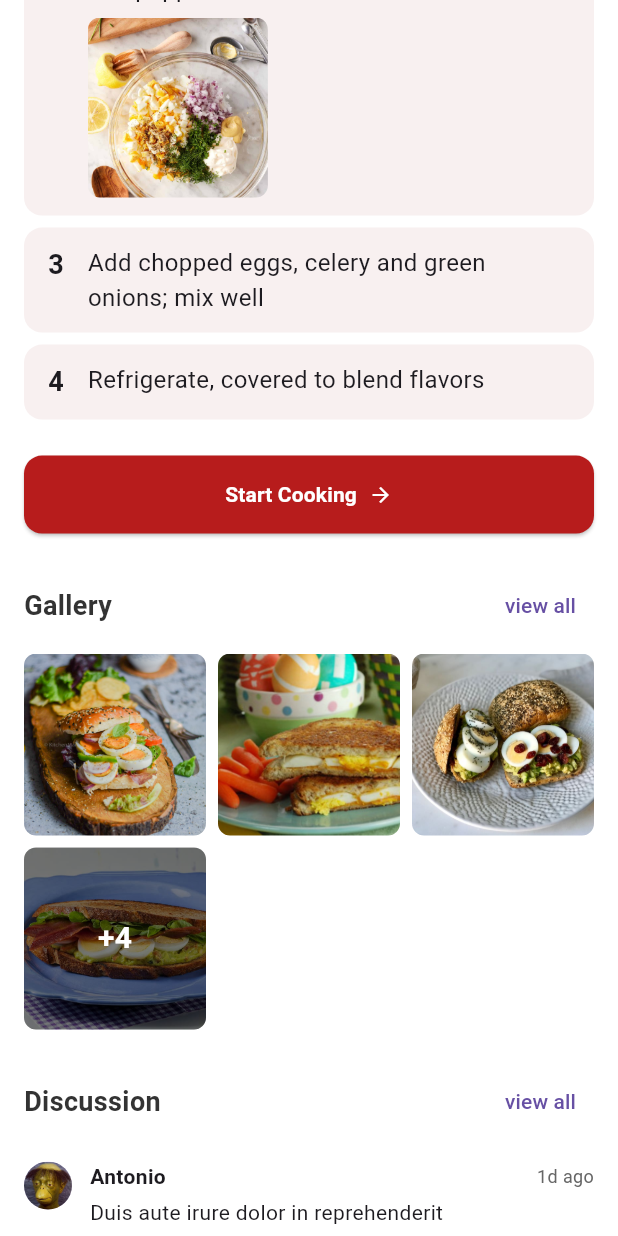
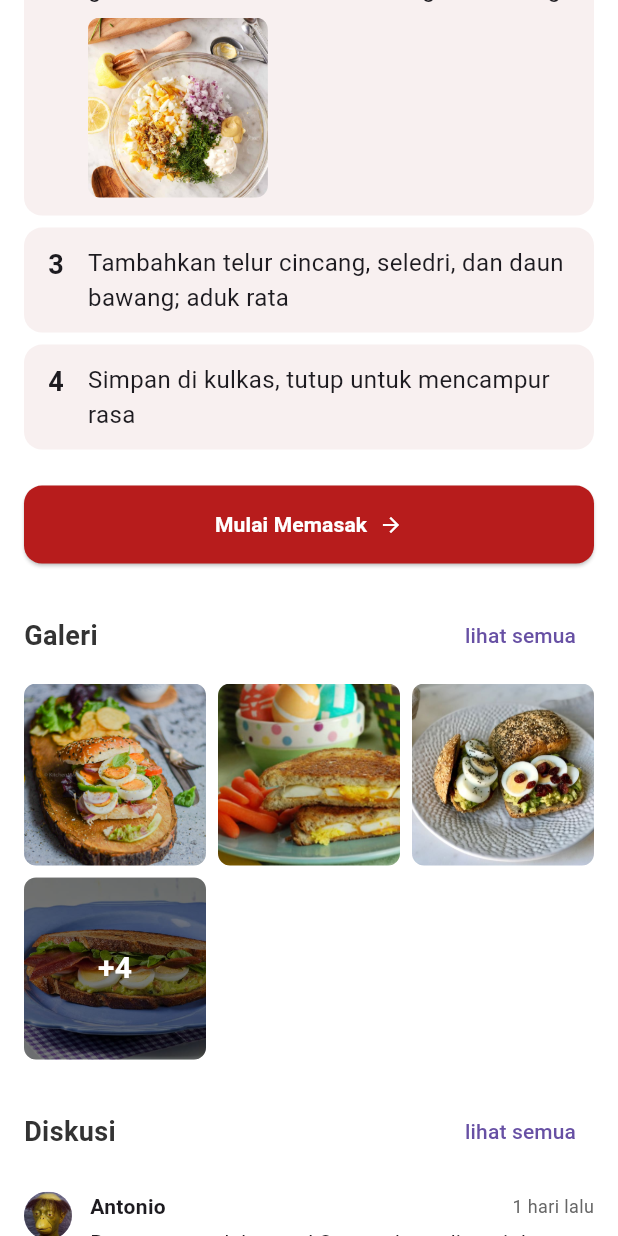
Before and after one commit to Ilyessin12/heartbite_tubesprovis, a Flutter app: the RecipeDetailScreen screen opened by its route, scrolled down 1152 dp, on a phone screen of 412 x 824 dp. Run offline on Flutter 3.47's test engine with Material 3 defaults, Android fonts, the phone set to English and light mode, and no system bars.

Commit message:
Detail resep: Translate indo, multiple fixes aing lupa

```diff
--- a/lib/recipe_detail/models/comment.dart
+++ b/lib/recipe_detail/models/comment.dart
@@ -16,4 +16,40 @@ class Comment {
     this.isLiked = false,
     required this.likeCount,
   });
+
+  // Factory constructor untuk user membuat komen baru
+  factory Comment.create({
+    required String text,
+    String userName = "Anda",
+    String userImageUrl = "assets/images/avatars/avatar1.jpg",
+  }) {
+    return Comment(
+      id: DateTime.now().millisecondsSinceEpoch.toString(),
+      userName: userName,
+      userImageUrl: userImageUrl,
+      text: text,
+      timeAgo: "Baru saja",
+      likeCount: 0,
+    );
+  }
+
+  Comment copyWith({
+    String? id,
+    String? userName,
+    String? userImageUrl,
+    String? text,
+    String? timeAgo,
+    bool? isLiked,
+    int? likeCount,
+  }) {
+    return Comment(
+      id: id ?? this.id,
+      userName: userName ?? this.userName,
+      userImageUrl: userImageUrl ?? this.userImageUrl,
+      text: text ?? this.text,
+      timeAgo: timeAgo ?? this.timeAgo,
+      isLiked: isLiked ?? this.isLiked,
+      likeCount: likeCount ?? this.likeCount,
+    );
+  }
 }
--- a/lib/recipe_detail/recipe_detail.dart
+++ b/lib/recipe_detail/recipe_detail.dart
@@ -8,7 +8,7 @@ import 'models/comment.dart';
 Recipe getSampleRecipe() {
   return Recipe(
     id: '1',
-    title: 'Sandwich with boiled egg',
+    title: 'Sandwich dengan telur rebus',
     imageUrl: 'assets/images/recipes/sandwich1.jpg',
     rating: 4.5,
     reviewCount: 128,
@@ -20,46 +20,46 @@ Recipe getSampleRecipe() {
     ingredients: [
       Ingredient(
         order: 1,
-        name: 'Eggs',
+        name: 'Telur',
         amount: '250',
         unit: 'g',
       ),
       Ingredient(
         order: 2,
-        name: 'Bread',
+        name: 'Roti',
         amount: '2',
-        unit: 'slices',
+        unit: 'potong',
       ),
       Ingredient(
         order: 3,
-        name: 'Mayonnaise',
+        name: 'Mayones',
         amount: '2',
-        unit: 'tbsp',
+        unit: 'sdm',
       ),
       Ingredient(
         order: 4,
-        name: 'Lettuce',
+        name: 'Selada',
         amount: '1',
-        unit: 'leaf',
+        unit: 'lembar',
       ),
     ],
     directions: [
       Direction(
         order: 1,
-        description: 'Chop eggs',
+        description: 'Potong telur menjadi kecil-kecil',
       ),
       Direction(
         order: 2,
-        description: 'Mix mayonnaise, lemon juice, mustard, salt, and pepper in medium bowl',
+        description: 'Campurkan mayones, jus lemon, mustard, garam, dan merica dalam mangkuk sedang',
         imageUrl: 'assets/images/ingredients/mixing_bowl.jpg',
       ),
       Direction(
         order: 3,
-        description: 'Add chopped eggs, celery and green onions; mix well',
+        description: 'Tambahkan telur cincang, seledri, dan daun bawang; aduk rata',
       ),
       Direction(
         order: 4,
-        description: 'Refrigerate, covered to blend flavors',
+        description: 'Simpan di kulkas, tutup untuk mencampur rasa',
       ),
     ],
     galleryImages: [
@@ -77,48 +77,48 @@ Recipe getSampleRecipe() {
         id: '1',
         userName: 'Antonio',
         userImageUrl: 'assets/images/avatars/avatar5.jpg',
-        text: 'Duis aute irure dolor in reprehenderit',
-        timeAgo: '1d ago',
+        text: 'Resepnya enak banget! Saya coba tadi pagi dan keluarga suka. Makasih ya!',
+        timeAgo: '1 hari lalu',
         likeCount: 32,
       ),
       Comment(
         id: '2',
         userName: 'Melanie Rose',
         userImageUrl: 'assets/images/avatars/avatar1.jpg',
-        text: 'Lorem ipsum dolor sit amet, consectetur adipiscing elit sed do',
-        timeAgo: '2h ago',
+        text: 'Saya ganti mayones dengan yogurt dan rasanya tetap enak. Lebih sehat juga!',
+        timeAgo: '2 jam lalu',
         likeCount: 424,
       ),
       Comment(
         id: '3',
         userName: 'Jonathan Jose',
         userImageUrl: 'assets/images/avatars/avatar2.jpg',
-        text: 'Excepteur sint occaecat cupidatat non proident, sunt',
-        timeAgo: '5h ago',
+        text: 'Boleh tambah sedikit paprika untuk rasa yang lebih segar. Rekomendasi!',
+        timeAgo: '5 jam lalu',
         likeCount: 25,
       ),
       Comment(
         id: '4',
         userName: 'Nicky',
         userImageUrl: 'assets/images/avatars/avatar3.jpg',
-        text: 'nisi ut aliquip ex ea commodo consequat',
-        timeAgo: '1d ago',
+        text: 'Anak-anak suka banget. Mereka minta dibuatkan lagi besok pagi.',
+        timeAgo: '1 hari lalu',
         likeCount: 142,
       ),
       Comment(
         id: '5',
         userName: 'Moon Star',
         userImageUrl: 'assets/images/avatars/avatar4.jpg',
-        text: 'quis nostrud exercitation ullamco laboris nisi ut aliquip ex ea',
-        timeAgo: '2d ago',
+        text: 'Saya coba tambahkan sedikit alpukat, jadi lebih creamy. Cobain deh!',
+        timeAgo: '2 hari lalu',
         likeCount: 82,
       ),
       Comment(
         id: '6',
         userName: 'Melanie',
         userImageUrl: 'assets/images/avatars/avatar5.jpg',
-        text: 'dolor in reprehenderit in voluptate velit esse cillum dolore eu',
-        timeAgo: '3d ago',
+        text: 'Ini jadi sarapan favorit saya sekarang. Simple dan enak!',
+        timeAgo: '3 hari lalu',
         likeCount: 86,
       ),
     ],
--- a/lib/recipe_detail/screens/bookmark_modal.dart
+++ b/lib/recipe_detail/screens/bookmark_modal.dart
@@ -8,9 +8,9 @@ class BookmarkModal extends StatefulWidget {
   final Function(String) onSave;
 
   const BookmarkModal({
-    super.key,
+    Key? key,
     required this.onSave,
-  });
+  }) : super(key: key);
 
   @override
   State<BookmarkModal> createState() => _BookmarkModalState();
@@ -23,13 +23,13 @@ class _BookmarkModalState extends State<BookmarkModal> {
   final List<Cookbook> cookbooks = [
     Cookbook(
       id: '1',
-      name: 'Delicious Cake',
+      name: 'Kue Lezat',
       imageUrl: 'assets/images/cookbooks/cake.jpg',
       recipeCount: 23,
     ),
     Cookbook(
       id: '2',
-      name: 'Chicken Spirit',
+      name: 'Masakan Ayam',
       imageUrl: 'assets/images/cookbooks/chicken.jpg',
       recipeCount: 12,
     ),
@@ -48,12 +48,12 @@ class _BookmarkModalState extends State<BookmarkModal> {
         crossAxisAlignment: CrossAxisAlignment.start,
         children: [
           const Text(
-            "Add to Cookbook",
+            "Tambahkan ke Buku Resep",
             style: AppTextStyles.heading,
           ),
           const SizedBox(height: 8),
           const Text(
-            "add this recipe to your cookbook",
+            "tambahkan resep ini ke buku resep Anda",
             style: AppTextStyles.caption,
           ),
           const SizedBox(height: 16),
@@ -129,7 +129,7 @@ class _BookmarkModalState extends State<BookmarkModal> {
                     onPressed: selectedCookbookId != null
                         ? () => widget.onSave(selectedCookbookId!)
                         : null,
-                    child: const Text("Save"),
+                    child: const Text("Simpan"),
                   ),
                 ),
               ),
--- a/lib/recipe_detail/screens/gallery_screen.dart
+++ b/lib/recipe_detail/screens/gallery_screen.dart
@@ -6,10 +6,10 @@ class GalleryScreen extends StatefulWidget {
   final int initialIndex;
 
   const GalleryScreen({
-    super.key,
+    Key? key,
     required this.images,
     this.initialIndex = 0,
-  });
+  }) : super(key: key);
 
   @override
   State<GalleryScreen> createState() => _GalleryScreenState();
@@ -84,7 +84,7 @@ class _GalleryScreenState extends State<GalleryScreen> {
                       ),
                     ),
                     Text(
-                      "Gallery",
+                      "Galeri",
                       style: AppTextStyles.heading.copyWith(color: Colors.white),
                     ),
                     const SizedBox(width: 40), // For balance
--- a/lib/recipe_detail/screens/recipe_detail_screen.dart
+++ b/lib/recipe_detail/screens/recipe_detail_screen.dart
@@ -18,9 +18,9 @@ class RecipeDetailScreen extends StatefulWidget {
   final Recipe recipe;
 
   const RecipeDetailScreen({
-    super.key,
+    Key? key,
     required this.recipe,
-  });
+  }) : super(key: key);
 
   @override
   State<RecipeDetailScreen> createState() => _RecipeDetailScreenState();
@@ -29,6 +29,31 @@ class RecipeDetailScreen extends StatefulWidget {
 class _RecipeDetailScreenState extends State<RecipeDetailScreen> {
   bool isFavorite = false;
   bool isBookmarked = false;
+  final TextEditingController _commentController = TextEditingController();
+  late List<Comment> _comments;
+
+  @override
+  void initState() {
+    super.initState();
+    // Create a deep copy of the comments to avoid modifying the original list
+    _comments = widget.recipe.comments.map((comment) => comment.copyWith()).toList();
+  }
+
+  void _addComment(String text) {
+    if (text.trim().isEmpty) return;
+
+    setState(() {
+      // Add new comment at the beginning of the list with 0 likes
+      _comments.insert(0, Comment.create(text: text));
+    });
+    _commentController.clear();
+  }
+
+  @override
+  void dispose() {
+    _commentController.dispose();
+    super.dispose();
+  }
 
   @override
   Widget build(BuildContext context) {
@@ -83,7 +108,15 @@ class _RecipeDetailScreenState extends State<RecipeDetailScreen> {
                         const SizedBox(width: 8),
                         GestureDetector(
                           onTap: () {
+                            if (isBookmarked) {
+                              // If already bookmarked, remove bookmark
+                              setState(() {
+                                isBookmarked = false;
+                              });
+                            } else {
+                              // If not bookmarked, show modal
                               _showBookmarkModal(context);
+                            }
                           },
                           child: Container(
                             width: 40,
@@ -121,16 +154,16 @@ class _RecipeDetailScreenState extends State<RecipeDetailScreen> {
                       child: Row(
                         mainAxisAlignment: MainAxisAlignment.spaceEvenly,
                         children: [
-                          _buildStatItem(Icons.local_fire_department, "${widget.recipe.calories}", "Calories"),
+                          _buildStatItem(Icons.local_fire_department, "${widget.recipe.calories}", "Kalori"),
                           _buildStatItem(Icons.people_outline, widget.recipe.portions, "Porsi"),
-                          _buildStatItem(Icons.timer, "${widget.recipe.cookingMinutes}", "Mins"),
+                          _buildStatItem(Icons.timer, "${widget.recipe.cookingMinutes}", "Menit"),
                         ],
                       ),
                     ),
                     const SizedBox(height: 24),
 
                     // Ingredients section
-                    _buildSectionHeader("Ingredients", "${widget.recipe.ingredients.length} items"),
+                    _buildSectionHeader("Bahan-bahan", "${widget.recipe.ingredients.length} item"),
                     const SizedBox(height: 12),
                     ...widget.recipe.ingredients.map((ingredient) =>
                       IngredientItem(
@@ -141,7 +174,7 @@ class _RecipeDetailScreenState extends State<RecipeDetailScreen> {
                     const SizedBox(height: 16),
 
                     // Directions section
-                    _buildSectionHeader("Directions", null),
+                    _buildSectionHeader("Langkah-langkah", null),
                     const SizedBox(height: 12),
                     ...widget.recipe.directions.map((direction) =>
                       DirectionItem(
@@ -174,7 +207,7 @@ class _RecipeDetailScreenState extends State<RecipeDetailScreen> {
                           mainAxisAlignment: MainAxisAlignment.center,
                           children: const [
                             Text(
-                              "Start Cooking",
+                              "Mulai Memasak",
                               style: TextStyle(
                                 color: Colors.white,
                                 fontWeight: FontWeight.bold,
@@ -193,7 +226,7 @@ class _RecipeDetailScreenState extends State<RecipeDetailScreen> {
                       mainAxisAlignment: MainAxisAlignment.spaceBetween,
                       children: [
                         const Text(
-                          "Gallery",
+                          "Galeri",
                           style: AppTextStyles.subheading,
                         ),
                         TextButton(
@@ -205,7 +238,7 @@ class _RecipeDetailScreenState extends State<RecipeDetailScreen> {
                               ),
                             );
                           },
-                          child: const Text("view all"),
+                          child: const Text("lihat semua"),
                         ),
                       ],
                     ),
@@ -232,7 +265,7 @@ class _RecipeDetailScreenState extends State<RecipeDetailScreen> {
                       mainAxisAlignment: MainAxisAlignment.spaceBetween,
                       children: [
                         const Text(
-                          "Discussion",
+                          "Diskusi",
                           style: AppTextStyles.subheading,
                         ),
                         TextButton(
@@ -240,26 +273,34 @@ class _RecipeDetailScreenState extends State<RecipeDetailScreen> {
                             Navigator.push(
                               context,
                               MaterialPageRoute(
-                                builder: (context) => DiscussionScreen(comments: widget.recipe.comments),
+                                builder: (context) => DiscussionScreen(
+                                  comments: _comments,
+                                  onCommentsUpdated: (updatedComments) {
+                                    // Update comments when returning from discussion screen
+                                    setState(() {
+                                      _comments = updatedComments;
+                                    });
+                                  },
+                                ),
                               ),
                             );
                           },
-                          child: const Text("view all"),
+                          child: const Text("lihat semua"),
                         ),
                       ],
                     ),
                     const SizedBox(height: 8),
-                    ...widget.recipe.comments.take(3).map((comment) =>
+                    ..._comments.take(3).map((comment) =>
                       CommentItem(
                         comment: comment,
                         onLike: (liked) {
-                          // Handle like
                           setState(() {
-                            comment.isLiked = liked;
-                            if (liked) {
-                              comment.likeCount += 1;
-                            } else {
-                              comment.likeCount -= 1;
+                            final index = _comments.indexOf(comment);
+                            if (index != -1) {
+                              _comments[index] = comment.copyWith(
+                                isLiked: liked,
+                                likeCount: liked ? comment.likeCount + 1 : comment.likeCount - 1,
+                              );
                             }
                           });
                         },
@@ -279,14 +320,22 @@ class _RecipeDetailScreenState extends State<RecipeDetailScreen> {
                       ),
                       child: Row(
                         children: [
-                          const Expanded(
-                            child: Text(
-                              "Discuss here",
-                              style: TextStyle(color: Colors.grey),
+                          Expanded(
+                            child: TextField(
+                              controller: _commentController,
+                              decoration: const InputDecoration(
+                                hintText: "Diskusi di sini",
+                                border: InputBorder.none,
+                                hintStyle: TextStyle(color: Colors.grey),
+                              ),
                             ),
                           ),
                           const SizedBox(width: 8),
-                          Container(
+                          GestureDetector(
+                            onTap: () {
+                              _addComment(_commentController.text);
+                            },
+                            child: Container(
                               padding: const EdgeInsets.all(8),
                               decoration: BoxDecoration(
                                 color: Colors.white,
@@ -296,6 +345,7 @@ class _RecipeDetailScreenState extends State<RecipeDetailScreen> {
                                 Icons.send,
                                 color: AppColors.primary,
                                 size: 16,
+                              ),
                             ),
                           ),
                         ],
--- a/lib/recipe_detail/widgets/comment_item.dart
+++ b/lib/recipe_detail/widgets/comment_item.dart
@@ -105,7 +105,7 @@ class _CommentItemState extends State<CommentItem> {
                           ),
                           const SizedBox(width: 4),
                           Text(
-                            "Reply",
+                            "Balas",
                             style: AppTextStyles.caption,
                           ),
                         ],
```
Also changed, not shown: lib/recipe_detail/screens/directions_screen.dart (+24 -10 lines), lib/recipe_detail/screens/discussion_screen.dart (+50 -14 lines), lib/recipe_detail/screens/ingredients_screen.dart (+5 -5 lines), lib/recipe_detail/screens/new_bookmark_modal.dart (+23 -29 lines). Lines whose indentation alone changed are shown as unchanged.
